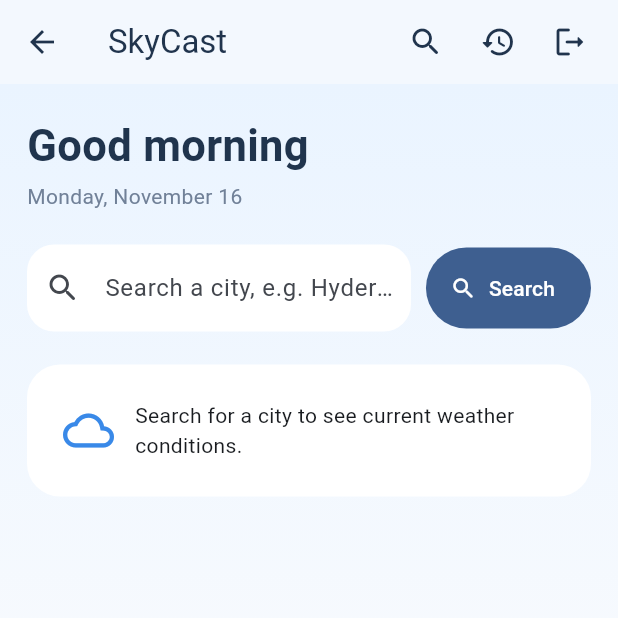
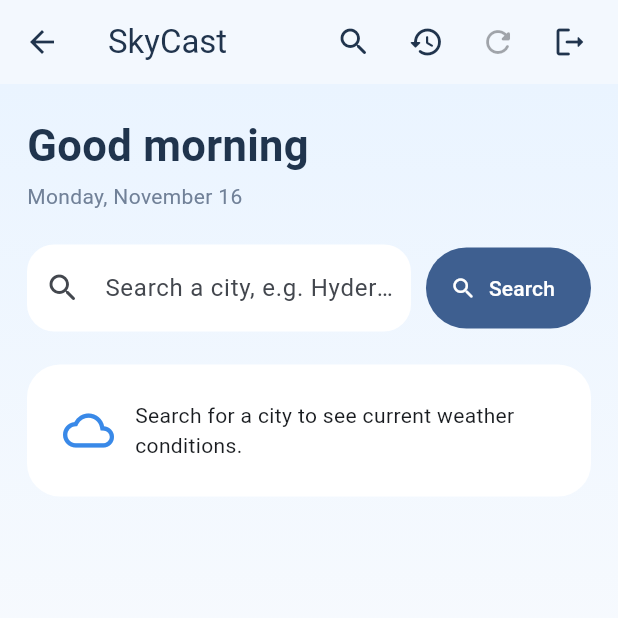
Before and after one commit to CHIMAKURTHY123/flutter-weather-application, a Flutter app: the DashboardScreen screen opened by its route, on a phone screen of 412 x 824 dp, the top half of it. Run offline on Flutter 3.47's test engine with Material 3 defaults, Android fonts, the phone set to English and light mode, and no system bars; our stand-ins replace dio, firebase_auth, firebase_core, flutter_dotenv, get, get_storage; accounts and stored records are empty.

Commit message:
Complete Firebase initialization and weather refresh

```diff
--- a/lib/main.dart
+++ b/lib/main.dart
@@ -8,6 +8,7 @@ import 'core/bindings/initial_binding.dart';
 import 'core/routes/app_pages.dart';
 import 'core/routes/app_routes.dart';
 import 'core/theme/app_theme.dart';
+import 'firebase_options.dart';
 
 Future<void> main() async {
   WidgetsFlutterBinding.ensureInitialized();
@@ -15,7 +16,9 @@ Future<void> main() async {
 
   var firebaseReady = false;
   try {
-    await Firebase.initializeApp();
+    await Firebase.initializeApp(
+      options: DefaultFirebaseOptions.currentPlatform,
+    );
     firebaseReady = true;
   } catch (_) {
     // Firebase Console configuration is required; the app has a guest weather mode.
--- a/lib/modules/auth/views/login_screen.dart
+++ b/lib/modules/auth/views/login_screen.dart
@@ -27,7 +27,10 @@ class _LoginScreenState extends State<LoginScreen> {
 
   Future<void> _submit() async {
     final success = await _controller.login(_email.text, _password.text);
-    if (success) Get.offAllNamed(AppRoutes.dashboard);
+    if (success) {
+      Get.snackbar('Signed in', 'Welcome back to SkyCast.');
+      Get.offAllNamed(AppRoutes.dashboard);
+    }
   }
 
   @override
--- a/lib/modules/auth/views/register_screen.dart
+++ b/lib/modules/auth/views/register_screen.dart
@@ -33,7 +33,10 @@ class _RegisterScreenState extends State<RegisterScreen> {
       _password.text,
       _confirmPassword.text,
     );
-    if (success) Get.offAllNamed(AppRoutes.dashboard);
+    if (success) {
+      Get.snackbar('Account created', 'You are signed in and ready to go.');
+      Get.offAllNamed(AppRoutes.dashboard);
+    }
   }
 
   @override
--- a/lib/modules/dashboard/views/dashboard_screen.dart
+++ b/lib/modules/dashboard/views/dashboard_screen.dart
@@ -47,6 +47,16 @@ class _DashboardScreenState extends State<DashboardScreen> {
           tooltip: 'Search history',
           onPressed: () => Get.toNamed(AppRoutes.history),
           icon: const Icon(Icons.history_rounded),
+        ),
+        Obx(
+          () => IconButton(
+            tooltip: 'Refresh weather',
+            onPressed:
+                _weather.weather.value == null || _weather.isLoading.value
+                ? null
+                : _weather.refreshWeather,
+            icon: const Icon(Icons.refresh_rounded),
+          ),
         ),
         if (Get.isRegistered<AuthController>())
           IconButton(
```
Also changed, not shown: lib/modules/weather/controllers/weather_controller.dart (+9 -0 lines), firebase.json (added), lib/firebase_options.dart (added), 2 other files.
